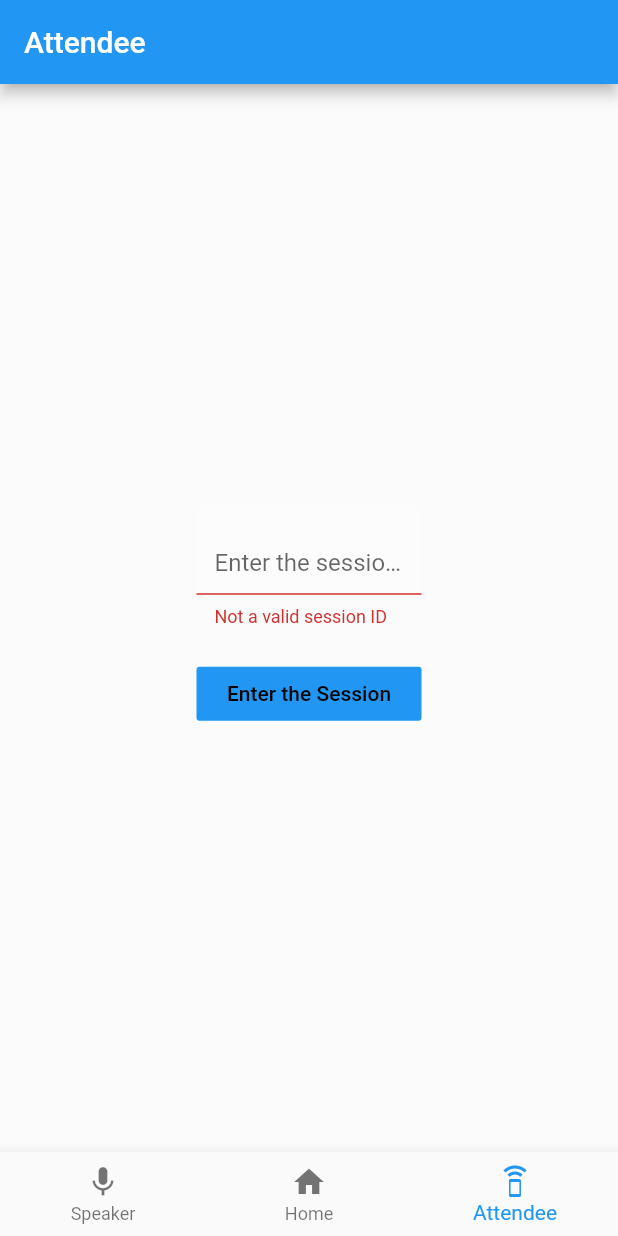
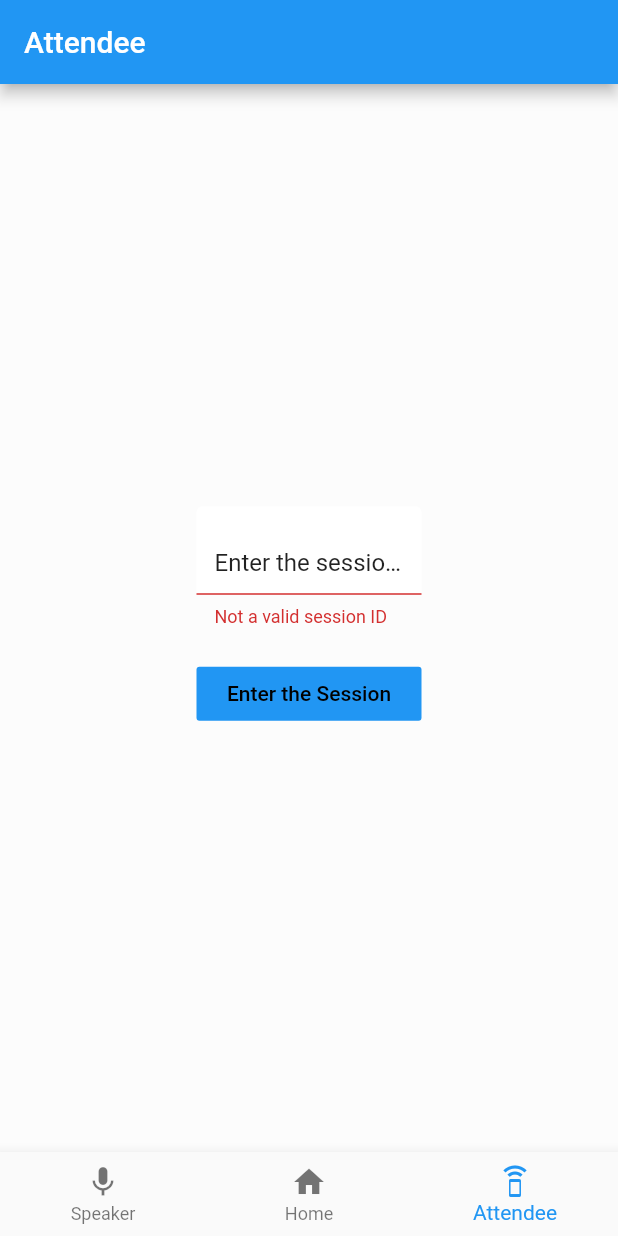
Before and after one commit to LuisMMMTS/open-cx-t2g4-bits-please, a Flutter app: the screen it shows after launch, item 3 of the bottom bar chosen, after a tap on "Enter the Session", on a phone screen of 412 x 824 dp. Run offline on Flutter 3.47's test engine with Material 2 defaults, Android fonts, the phone set to English and light mode, and no system bars; our stand-ins replace firebase_core, firebase_database, firebase_messaging, flutter_tts, speech_to_text; accounts and stored records are empty.

```diff
--- a/src/lib/AttendeePage.dart
+++ b/src/lib/AttendeePage.dart
@@ -7,8 +7,8 @@ import 'package:com_4_all/database/Database.dart';
 import 'package:com_4_all/database/DatabaseFirebase.dart';
 import 'package:com_4_all/messaging/Messaging.dart';
 import 'package:com_4_all/messaging/MessagingFirebase.dart';
-import 'package:com_4_all/Globals.dart';
 
+import 'Globals.dart';
 import 'SplitView.dart';
 
 
@@ -21,37 +21,7 @@ class AttendeePage extends StatefulWidget {
 
 class _AttendeePageState extends State<AttendeePage> {
   TextField questionMessage;
-  bool  sessionsIdError = false;
-  TextFormField sessionIDForm(){
-    if(sessionsIdError==false)
-      return TextFormField(
-        key: Key("sessionIdFieldAttendee"),
-        style: whiteBlackTextStyle(),
-        controller: sessionIDController,
-        decoration: InputDecoration(
-          fillColor: backgroundColor(),
-          filled: true,
-          labelText: "Enter the session ID",
-        ),
-        expands: false,
-        maxLines: 1,
-        minLines: 1,
-      );
-    return TextFormField(
-      key: Key("sessionIdFieldAttendee"),
-      style: whiteBlackTextStyle(),
-      controller: sessionIDController,
-      decoration: InputDecoration(
-          fillColor: backgroundColor(),
-          filled: true,
-          alignLabelWithHint: true,
-          labelText: "Enter the session ID",
-          errorText: "Not a valid session ID"),
-      expands: false,
-      maxLines: 1,
-      minLines: 1,
-    );
-  }
+  TextFormField sessionIDForm;
   var questionMessageController = new TextEditingController();
   var sessionIDController = new TextEditingController();
   List<DropdownMenuItem> languagesDropDownList = new List();
@@ -73,8 +43,8 @@ class _AttendeePageState extends State<AttendeePage> {
   Text receivedTextField() {
     return Text(
       receivedText,
+      textAlign: TextAlign.left,
       style: whiteBlackTextStyle(),
-      textAlign: TextAlign.left,
     );
   }
 
@@ -119,19 +89,31 @@ class _AttendeePageState extends State<AttendeePage> {
     localToken = await messaging.getToken();
   }
 
-
   @override
   void initState() {
     super.initState();
     setupMessaging();
 
     questionMessage = TextField(
+      key: Key("questionField"),
       controller: questionMessageController,
       decoration: InputDecoration(
         hintText: "Enter a Question to ask",
       ),
       expands: false,
       maxLines: 5,
+      minLines: 1,
+    );
+    sessionIDForm = TextFormField(
+      controller: sessionIDController,
+      decoration: InputDecoration(
+          fillColor: (darkMode ? Colors.grey : Colors.white),
+          filled: true,
+          labelText: "Enter the session ID",
+          labelStyle: whiteBlackTextStyle()
+      ),
+      expands: false,
+      maxLines: 1,
       minLines: 1,
     );
   }
@@ -149,15 +131,28 @@ class _AttendeePageState extends State<AttendeePage> {
         showDialog(
           context: context,
           builder: (_) => new AlertDialog(
-            title: new Text("No such talk ID", style: buttonTextStyle(),),
-            content: new Text("There is no registered talk with that ID.", style: buttonTextStyle(),),
+            title: new Text("No such talk ID"),
+            content: new Text("There is no registered talk with that ID."),
           ),
         );
       }, test: (e) => e is NoSuchTalkException);
     } else {
       setState(() {
         sessionIDController.clear();
-        sessionsIdError = true;
+        sessionIDForm = TextFormField(
+          controller: sessionIDController,
+          decoration: InputDecoration(
+              fillColor: (
+                  darkMode ? Colors.grey : Colors.white),
+              filled: true,
+              labelText: "Enter the session ID",
+              labelStyle: whiteBlackTextStyle(),
+              alignLabelWithHint: true,
+              errorText: "Not a valid session ID"),
+          expands: false,
+          maxLines: 1,
+          minLines: 1,
+        );
       });
     }
   }
@@ -199,8 +194,7 @@ class _AttendeePageState extends State<AttendeePage> {
               "Chat",
               textAlign: TextAlign.left,
               style: TextStyle(
-                  fontSize: 12,
-                  color: darkMode ? Color.fromRGBO(0x6f, 0x6f, 0x6f, 1): Colors.white
+                fontSize: 12,
               ),
             ),
           ),
@@ -208,11 +202,7 @@ class _AttendeePageState extends State<AttendeePage> {
             alignment: Alignment.centerLeft,
             child: Text(
               talkTitle,
-              style: TextStyle(
-                  fontWeight: FontWeight.bold,
-                  color: darkMode ? Color.fromRGBO(0x6f, 0x6f, 0x6f, 1): Colors.white
-              ),
-
+              style: TextStyle(fontWeight: FontWeight.bold),
             ),
           ),
         ],
@@ -223,7 +213,7 @@ class _AttendeePageState extends State<AttendeePage> {
   AppBar getAppBarSession() {
     return AppBar(
       backgroundColor: buttonColor(),
-      title: Text(widget.title,),
+      title: Text(widget.title),
     );
   }
 
@@ -235,6 +225,7 @@ class _AttendeePageState extends State<AttendeePage> {
       child: receivedTextField(),
     );
     return Scaffold(
+      backgroundColor: backgroundColor(),
       appBar: (index != 0 ? getAppBar() : getAppBarSession()),
       body: LayoutBuilder(
         builder: (context, constraints) {
@@ -245,25 +236,25 @@ class _AttendeePageState extends State<AttendeePage> {
                 child: new TickerMode(
                   enabled: index == 0,
                   child: new Scaffold(
-                      backgroundColor: backgroundColor(),
+                    backgroundColor: backgroundColor(),
                       body: new Center(
                         child: new Column(
                           mainAxisAlignment: MainAxisAlignment.center,
                           children: [
                             Container(
-                              child: sessionIDForm(),
+                              child: sessionIDForm,
                               width: 150,
                             ),
                             SizedBox(
                               height: 20,
                             ),
                             FlatButton(
+                              key: Key('joinBtnAttendee'),
                               minWidth: 150,
+                              disabledTextColor: Colors.white,
+                              disabledColor: Colors.white,
                               color: buttonColor(),
-                              child: Text(
-                                "Enter the Session",
-                                style: buttonTextStyle(),
-                              ),
+                              child: Text("Enter the Session",style: buttonTextStyle(),),
                               onPressed: checkSession,
                             ),
                           ],
@@ -303,20 +294,19 @@ class _AttendeePageState extends State<AttendeePage> {
                                         Row(
                                             children: [
                                               Expanded(
-                                                child: Text('John Doe',textAlign: TextAlign.right,style: buttonTextStyle(),),
+                                                child: Text('John Doe',textAlign: TextAlign.right,style: whiteBlackTextStyle(),),
                                               ),
                                               SizedBox(
                                                   width: 50,
                                                   height: 50,
-                                                  child: Icon(Icons.account_circle_rounded)
-                                              ),
+                                                  child: const Icon(Icons.account_circle_rounded)),
                                             ]
                                         ),
                                         Container(
                                           padding: EdgeInsets.fromLTRB(2.0, 0.2, 0.2, 0.2),
                                           child: Text(sentList[idx]['timestamp'],
                                               textAlign: TextAlign.right,
-                                              style: buttonTextStyle()
+                                              style: whiteBlackTextStyle(),
                                           ),
                                         ),
                                         Container(
@@ -334,7 +324,9 @@ class _AttendeePageState extends State<AttendeePage> {
                                             Expanded(
                                               child: Text(sentList[idx]['message'],
                                                   textAlign: TextAlign.left,
-                                              ),
+                                                  style: DefaultTextStyle.of(context)
+                                                      .style
+                                                      .apply(fontSizeFactor: 1.2)),
                                             ),
                                           ]),
                                         )
@@ -344,7 +336,6 @@ class _AttendeePageState extends State<AttendeePage> {
                               ),
                               ratio: 0.7,
                             ),
-
                           ),
                         ),
                         Row(
@@ -353,13 +344,14 @@ class _AttendeePageState extends State<AttendeePage> {
                               child: Container(
                                 padding: EdgeInsets.fromLTRB(5.0, 0, 5.0, 0),
                                 decoration: new BoxDecoration(
-                                  color: Colors.white,
+                                  color: darkMode ? Colors.white : Colors.black12,
                                 ),
                                 child: questionMessage,
                               ),
                             ),
                             IconButton(
-                              color: backgroundInverseColor(),
+                              key: Key("submitButton"),
+                              color: Colors.grey,
                               splashColor: Colors.blue,
                               icon: Icon(Icons.send),
                               onPressed: sendMessage,
--- a/src/lib/SpeakerPage.dart
+++ b/src/lib/SpeakerPage.dart
@@ -91,7 +91,10 @@ class _SpeakerPageState extends State<SpeakerPage> {
     sessionIDForm = TextFormField(
       controller: sessionIDController,
       decoration: InputDecoration(
+        fillColor: (darkMode ? Colors.grey : Colors.white),
+        filled: true,
         labelText: "Enter the session ID",
+        labelStyle: whiteBlackTextStyle()
       ),
       expands: false,
       maxLines: 1,
@@ -259,7 +262,7 @@ class _SpeakerPageState extends State<SpeakerPage> {
                               SizedBox(
                                 child: IconButton(
                                   iconSize: 30,
-                                  color: Colors.black,
+                                  color: darkMode ? Colors.white : Colors.black,
                                   icon: synthesizer.isPlaying() && playingMessageId==idx ? Icon(Icons.volume_mute): Icon(Icons.volume_up),
                                   onPressed: () {
                                     playingMessageId = idx;
@@ -273,7 +276,7 @@ class _SpeakerPageState extends State<SpeakerPage> {
                               SizedBox(
                                 child: IconButton(
                                   iconSize: 30,
-                                  color: Colors.black,
+                                  color: darkMode ? Colors.white : Colors.black,
                                   icon: Icon(Icons.cancel),
                                   onPressed: () {
                                     setState(() {
@@ -387,6 +390,7 @@ class _SpeakerPageState extends State<SpeakerPage> {
                 child: new TickerMode(
                   enabled: index == 0,
                   child: new Scaffold(
+                    backgroundColor: backgroundColor(),
                     body: new Center(
                       child: new Column(
                         mainAxisAlignment: MainAxisAlignment.center,
@@ -398,7 +402,7 @@ class _SpeakerPageState extends State<SpeakerPage> {
                           FlatButton(
                             disabledTextColor: Colors.white,
                             disabledColor: Colors.white,
-                            color: Colors.blue,
+                            color: buttonColor(),
                             child: Text("Join session"),
                             onPressed: checkSession,
                           ),
```
